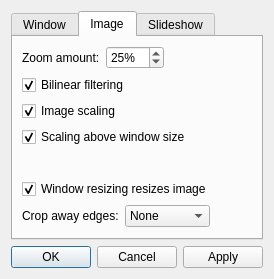
Old version of the form src/qvoptionsdialog.ui in the repository jurplel/qView.
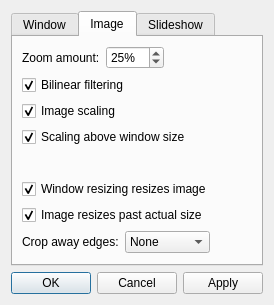
New version of the form.

Diff of the .ui file:
```diff
--- a/src/qvoptionsdialog.ui
+++ b/src/qvoptionsdialog.ui
@@ -250,7 +250,7 @@
          </property>
         </widget>
        </item>
-       <item row="6" column="0">
+       <item row="7" column="0">
         <layout class="QHBoxLayout" name="horizontalLayout_2">
          <item>
           <widget class="QLabel" name="cropModeLabel">
@@ -292,6 +292,19 @@
          </item>
         </layout>
        </item>
+       <item row="6" column="0">
+        <widget class="QCheckBox" name="pastActualSizeCheckbox">
+         <property name="toolTip">
+          <string>Stop from resizing the image past its actual size - you can still zoom past it though</string>
+         </property>
+         <property name="text">
+          <string>Image resizes past actual size</string>
+         </property>
+         <property name="checked">
+          <bool>true</bool>
+         </property>
+        </widget>
+       </item>
       </layout>
      </widget>
      <widget class="QWidget" name="slideshow">
```
